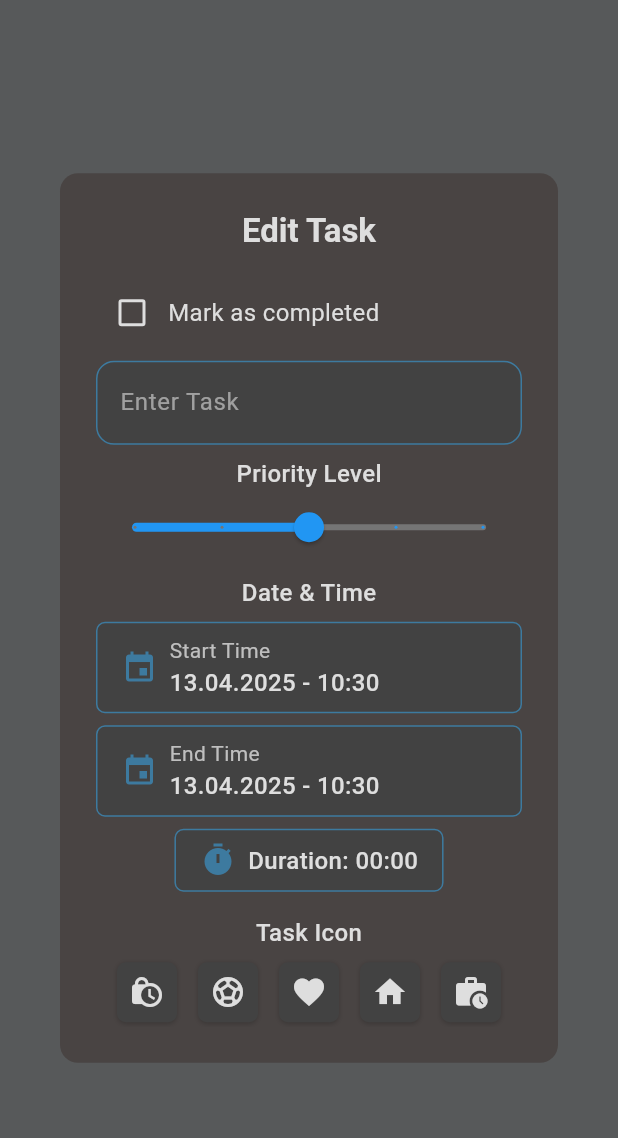
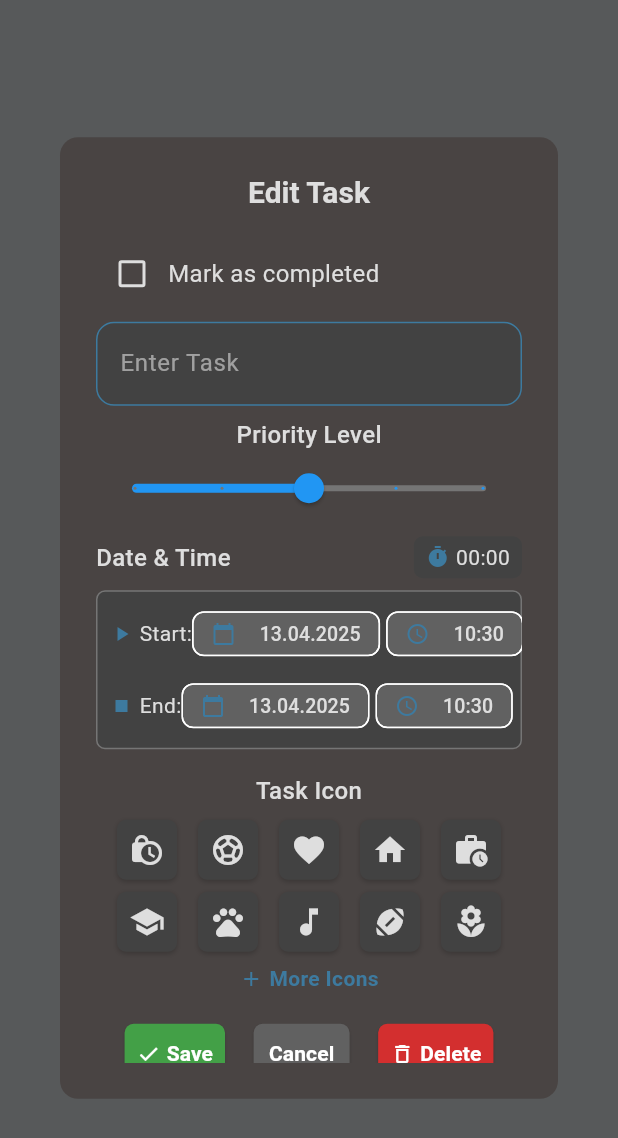
Before and after one commit to jonaah/tooodooo_app, a Flutter app: the CalendarEditDialog widget shown alone on an empty page, opened directly with empty values, on a phone screen of 412 x 824 dp. Shown: the top 1138 px of the screen. Run offline on Flutter 3.47's test engine with Material 3 defaults, Android fonts, the phone set to English and light mode, and no system bars; our stand-ins replace flutter_slidable, shared_preferences, syncfusion_flutter_calendar; accounts and stored records are empty.

Commit message:
"improved the Edit task window"

```diff
--- a/lib/calendar/calendar_edit_dialog.dart
+++ b/lib/calendar/calendar_edit_dialog.dart
@@ -50,12 +50,10 @@ class _CalendarEditDialogState extends State<CalendarEditDialog> {
     _color = widget.appointment.color;
     _isCompleted = widget.appointment.isCompleted;
 
-    // Calculate duration from start and end time
     final duration = _endTime.difference(_startTime);
     _hours = duration.inHours;
     _minutes = duration.inMinutes % 60;
 
-    // Extract priority from color
     for (int i = 1; i <= 5; i++) {
       if (_color.value == AppTheme.getCalendarTaskColor(i).value) {
         _priority = i;
@@ -63,12 +61,10 @@ class _CalendarEditDialogState extends State<CalendarEditDialog> {
       }
     }
 
-    // Extract icon if it exists
     if (widget.appointment.notes != null) {
       _selectedIcon = AppIcons.getIcon(widget.appointment.notes!);
     }
 
-    // Schedule setting the slider value after the widget is built
     WidgetsBinding.instance.addPostFrameCallback((_) {
       _sliderKey.currentState?.setSliderValue(_priority.toDouble());
     });
@@ -103,7 +99,6 @@ class _CalendarEditDialogState extends State<CalendarEditDialog> {
   Future<void> _openDateTimePicker(bool isStartTime) async {
     final DateTime initialDateTime = isStartTime ? _startTime : _endTime;
 
-    // First, select a date
     final DateTime? pickedDate = await showDatePicker(
       context: context,
       initialDate: initialDateTime,
@@ -126,7 +121,6 @@ class _CalendarEditDialogState extends State<CalendarEditDialog> {
     );
 
     if (pickedDate != null) {
-      // Then, select a time
       final TimeOfDay? pickedTime = await showTimePicker(
         context: context,
         initialTime: TimeOfDay.fromDateTime(initialDateTime),
@@ -147,7 +141,6 @@ class _CalendarEditDialogState extends State<CalendarEditDialog> {
       );
 
       if (pickedTime != null) {
-        // Combine date and time
         final DateTime newDateTime = DateTime(
           pickedDate.year,
           pickedDate.month,
@@ -159,19 +152,16 @@ class _CalendarEditDialogState extends State<CalendarEditDialog> {
         setState(() {
           if (isStartTime) {
             _startTime = newDateTime;
-            // Ensure end time is not before start time
             if (_endTime.isBefore(_startTime)) {
               _endTime = _startTime.add(const Duration(minutes: 30));
             }
           } else {
             _endTime = newDateTime;
-            // Ensure start time is not after end time
             if (_startTime.isAfter(_endTime)) {
               _startTime = _endTime.subtract(const Duration(minutes: 30));
             }
           }
 
-          // Update hours and minutes based on the new duration
           final duration = _endTime.difference(_startTime);
           _hours = duration.inHours;
           _minutes = duration.inMinutes % 60;
@@ -192,14 +182,12 @@ class _CalendarEditDialogState extends State<CalendarEditDialog> {
         _hours = result['hours'] ?? 0;
         _minutes = result['minutes'] ?? 0;
 
-        // Update end time based on new duration
         _endTime = _startTime.add(Duration(hours: _hours, minutes: _minutes));
       });
     }
   }
 
   void _saveChanges() {
-    // Get the current priority value from the slider
     final double priorityValue = _sliderKey.currentState?.getSliderValue() ?? _priority.toDouble();
     final int newPriority = priorityValue.round();
 
@@ -217,6 +205,14 @@ class _CalendarEditDialogState extends State<CalendarEditDialog> {
 
   String formattedDateTime(DateTime dateTime) {
     return DateFormat('dd.MM.yyyy - HH:mm').format(dateTime);
+  }
+
+  String formattedDate(DateTime dateTime) {
+    return DateFormat('dd.MM.yyyy').format(dateTime);
+  }
+
+  String formattedTime(DateTime dateTime) {
+    return DateFormat('HH:mm').format(dateTime);
   }
 
   String formattedDuration() {
@@ -238,7 +234,7 @@ class _CalendarEditDialogState extends State<CalendarEditDialog> {
         style: TextStyle(
           fontWeight: FontWeight.bold,
           color: AppTheme.textColor,
-          fontSize: 22,
+          fontSize: AppTheme.dialogTitle.fontSize,
         ),
       ),
       shape: RoundedRectangleBorder(
@@ -246,13 +242,12 @@ class _CalendarEditDialogState extends State<CalendarEditDialog> {
       ),
       content: SizedBox(
         width: 300,
-        height: 500,
+        height: 550, // Increased height for the dialog
         child: SingleChildScrollView(
           child: Column(
             mainAxisSize: MainAxisSize.min,
             mainAxisAlignment: MainAxisAlignment.start,
             children: [
-              // Task completed checkbox
               Row(
                 children: [
                   Checkbox(
@@ -274,8 +269,6 @@ class _CalendarEditDialogState extends State<CalendarEditDialog> {
                   ),
                 ],
               ),
-
-              // Task input field
               Padding(
                 padding: EdgeInsets.only(top: AppTheme.smallPadding),
                 child: TextField(
@@ -301,8 +294,6 @@ class _CalendarEditDialogState extends State<CalendarEditDialog> {
                   ),
                 ),
               ),
-
-              // Priority section
               Padding(
                 padding: EdgeInsets.only(top: AppTheme.smallPadding),
                 child: Text(
@@ -315,10 +306,11 @@ class _CalendarEditDialogState extends State<CalendarEditDialog> {
                 ),
               ),
               SliderElement(key: _sliderKey),
-
-              // Date & Time section
               Padding(
                 padding: EdgeInsets.only(top: AppTheme.smallPadding),
+                child: Row(
+                  children: [
+                    Expanded(
                       child: Text(
                         "Date & Time",
                         style: TextStyle(
@@ -328,120 +320,23 @@ class _CalendarEditDialogState extends State<CalendarEditDialog> {
                         ),
                       ),
                     ),
-
-              // Start time selector
-              Container(
-                margin: EdgeInsets.only(top: AppTheme.smallPadding),
-                child: InkWell(
-                  onTap: () => _openDateTimePicker(true),
+                    InkWell(
+                      onTap: _openDurationPicker,
                       child: Container(
-                    padding: EdgeInsets.symmetric(horizontal: AppTheme.defaultPadding, vertical: AppTheme.smallPadding),
+                        padding: EdgeInsets.symmetric(horizontal: AppTheme.smallPadding, vertical: AppTheme.smallPadding / 2),
                         decoration: BoxDecoration(
                           color: Colors.grey[800],
                           borderRadius: BorderRadius.circular(AppTheme.borderRadius / 2),
-                      border: Border.all(color: AppTheme.accentColor),
-                    ),
-                    child: Row(
-                      mainAxisSize: MainAxisSize.max,
-                      children: [
-                        Icon(Icons.event, size: AppTheme.iconSize, color: AppTheme.accentColor),
-                        SizedBox(width: AppTheme.smallPadding),
-                        Expanded(
-                          child: Column(
-                            crossAxisAlignment: CrossAxisAlignment.start,
-                            children: [
-                              Text(
-                                "Start Time",
-                                style: TextStyle(
-                                  fontSize: 14,
-                                  color: AppTheme.textColor.withOpacity(0.8),
-                                ),
-                              ),
-                              Text(
-                                formattedDateTime(_startTime),
-                                style: TextStyle(
-                                  fontSize: 16,
-                                  fontWeight: FontWeight.w500,
-                                  color: AppTheme.textColor,
-                                ),
-                              ),
-                            ],
-                          ),
-                        ),
-                      ],
-                    ),
-                  ),
-                ),
-              ),
-
-              // End time selector
-              Container(
-                margin: EdgeInsets.only(top: AppTheme.smallPadding),
-                child: InkWell(
-                  onTap: () => _openDateTimePicker(false),
-                  child: Container(
-                    padding: EdgeInsets.symmetric(horizontal: AppTheme.defaultPadding, vertical: AppTheme.smallPadding),
-                    decoration: BoxDecoration(
-                      color: Colors.grey[800],
-                      borderRadius: BorderRadius.circular(AppTheme.borderRadius / 2),
-                      border: Border.all(color: AppTheme.accentColor),
-                    ),
-                    child: Row(
-                      mainAxisSize: MainAxisSize.max,
-                      children: [
-                        Icon(Icons.event, size: AppTheme.iconSize, color: AppTheme.accentColor),
-                        SizedBox(width: AppTheme.smallPadding),
-                        Expanded(
-                          child: Column(
-                            crossAxisAlignment: CrossAxisAlignment.start,
-                            children: [
-                              Text(
-                                "End Time",
-                                style: TextStyle(
-                                  fontSize: 14,
-                                  color: AppTheme.textColor.withOpacity(0.8),
-                                ),
-                              ),
-                              Text(
-                                formattedDateTime(_endTime),
-                                style: TextStyle(
-                                  fontSize: 16,
-                                  fontWeight: FontWeight.w500,
-                                  color: AppTheme.textColor,
-                                ),
-                              ),
-                            ],
-                          ),
-                        ),
-                      ],
-                    ),
-                  ),
-                ),
-              ),
-
-              // Duration picker
-              Container(
-                margin: EdgeInsets.only(top: AppTheme.smallPadding),
-                child: InkWell(
-                  onTap: _openDurationPicker,
-                  child: Container(
-                    padding: EdgeInsets.symmetric(horizontal: AppTheme.defaultPadding, vertical: AppTheme.smallPadding),
-                    decoration: BoxDecoration(
-                      color: Colors.grey[800],
-                      borderRadius: BorderRadius.circular(AppTheme.borderRadius / 2),
-                      border: Border.all(color: AppTheme.accentColor),
                         ),
                         child: Row(
                           mainAxisSize: MainAxisSize.min,
-                      mainAxisAlignment: MainAxisAlignment.center,
                           children: [
-                        Icon(Icons.timer, size: AppTheme.iconSize, color: AppTheme.accentColor),
-                        SizedBox(width: AppTheme.smallPadding),
+                            Icon(Icons.timer, size: AppTheme.smallIconSize, color: AppTheme.accentColor),
+                            SizedBox(width: 4),
                             Text(
-                          "Duration: ${formattedDuration()}",
+                              formattedDuration(),
                               style: TextStyle(
-                            fontSize: 16,
-                            fontWeight: FontWeight.w500,
+                                fontSize: 14,
                                 color: AppTheme.textColor,
                               ),
                             ),
@@ -449,9 +344,93 @@ class _CalendarEditDialogState extends State<CalendarEditDialog> {
                         ),
                       ),
                     ),
+                  ],
                 ),
-
-              // Task icon section
+              ),
+              Container(
+                margin: EdgeInsets.only(top: AppTheme.smallPadding),
+                padding: EdgeInsets.all(AppTheme.smallPadding),
+                decoration: BoxDecoration(
+                  color: Colors.grey[800],
+                  borderRadius: BorderRadius.circular(AppTheme.borderRadius / 2),
+                  border: Border.all(color: Colors.grey[600]!),
+                ),
+                child: Column(
+                  children: [
+                    Row(
+                      children: [
+                        Icon(Icons.play_arrow, size: AppTheme.smallIconSize, color: AppTheme.accentColor),
+                        SizedBox(width: 4),
+                        Text("Start:", style: TextStyle(color: AppTheme.textColor, fontSize: 14)),
+                        Spacer(),
+                        InkWell(
+                          onTap: () => _openDateTimePicker(true),
+                          child: Chip(
+                            backgroundColor: Colors.grey[700],
+                            label: Text(
+                              formattedDate(_startTime),
+                              style: TextStyle(fontSize: 13, color: AppTheme.textColor),
+                            ),
+                            avatar: Icon(Icons.calendar_today, size: AppTheme.smallIconSize, color: AppTheme.accentColor),
+                            padding: EdgeInsets.symmetric(horizontal: 4, vertical: 0),
+                            visualDensity: VisualDensity.compact,
+                          ),
+                        ),
+                        SizedBox(width: 4),
+                        InkWell(
+                          onTap: () => _openDateTimePicker(true),
+                          child: Chip(
+                            backgroundColor: Colors.grey[700],
+                            label: Text(
+                              formattedTime(_startTime),
+                              style: TextStyle(fontSize: 13, color: AppTheme.textColor),
+                            ),
+                            avatar: Icon(Icons.access_time, size: AppTheme.smallIconSize, color: AppTheme.accentColor),
+                            padding: EdgeInsets.symmetric(horizontal: 4, vertical: 0),
+                            visualDensity: VisualDensity.compact,
+                          ),
+                        ),
+                      ],
+                    ),
+                    SizedBox(height: AppTheme.smallPadding),
+                    Row(
+                      children: [
+                        Icon(Icons.stop, size: AppTheme.smallIconSize, color: AppTheme.accentColor),
+                        SizedBox(width: 4),
+                        Text("End:", style: TextStyle(color: AppTheme.textColor, fontSize: 14)),
+                        Spacer(),
+                        InkWell(
+                          onTap: () => _openDateTimePicker(false),
+                          child: Chip(
+                            backgroundColor: Colors.grey[700],
+                            label: Text(
+                              formattedDate(_endTime),
+                              style: TextStyle(fontSize: 13, color: AppTheme.textColor),
+                            ),
+                            avatar: Icon(Icons.calendar_today, size: AppTheme.smallIconSize, color: AppTheme.accentColor),
+                            padding: EdgeInsets.symmetric(horizontal: 4, vertical: 0),
+                            visualDensity: VisualDensity.compact,
+                          ),
+                        ),
+                        SizedBox(width: 4),
+                        InkWell(
+                          onTap: () => _openDateTimePicker(false),
+                          child: Chip(
+                            backgroundColor: Colors.grey[700],
+                            label: Text(
+                              formattedTime(_endTime),
+                              style: TextStyle(fontSize: 13, color: AppTheme.textColor),
+                            ),
+                            avatar: Icon(Icons.access_time, size: AppTheme.smallIconSize, color: AppTheme.accentColor),
+                            padding: EdgeInsets.symmetric(horizontal: 4, vertical: 0),
+                            visualDensity: VisualDensity.compact,
+                          ),
+                        ),
+                      ],
+                    ),
+                  ],
+                ),
+              ),
               Padding(
                 padding: EdgeInsets.only(top: AppTheme.defaultPadding, bottom: AppTheme.smallPadding / 2),
                 child: Text(
@@ -463,8 +442,6 @@ class _CalendarEditDialogState extends State<CalendarEditDialog> {
                   ),
                 ),
               ),
-
-              // First row of icons
               Container(
                 margin: EdgeInsets.only(top: AppTheme.smallPadding / 2),
                 child: Row(
@@ -496,8 +473,6 @@ class _CalendarEditDialogState extends State<CalendarEditDialog> {
                   }).toList(),
                 ),
               ),
-
-              // Second row of icons (if needed)
               if (hasSecondRow)
                 Container(
                   margin: EdgeInsets.only(top: AppTheme.smallPadding),
@@ -530,60 +505,97 @@ class _CalendarEditDialogState extends State<CalendarEditDialog> {
                     }).toList(),
                   ),
                 ),
-
-              // More icons button
-              Padding(
-                padding: EdgeInsets.only(top: AppTheme.smallPadding, bottom: AppTheme.smallPadding / 2),
-                child: TextButton(
-                  onPressed: _openEmojiPicker,
-                  style: TextButton.styleFrom(
-                    foregroundColor: AppTheme.accentColor,
-                    backgroundColor: Colors.grey[800],
-                    padding: EdgeInsets.symmetric(horizontal: AppTheme.defaultPadding, vertical: AppTheme.smallPadding),
-                    shape: RoundedRectangleBorder(
-                      borderRadius: BorderRadius.circular(AppTheme.borderRadius / 2),
-                    ),
-                  ),
-                  child: Text(
+              InkWell(
+                onTap: _openEmojiPicker,
+                child: Padding(
+                  padding: EdgeInsets.only(top: AppTheme.smallPadding),
+                  child: Row(
+                    mainAxisAlignment: MainAxisAlignment.center,
+                    children: [
+                      Icon(Icons.add, size: AppTheme.smallIconSize, color: AppTheme.accentColor),
+                      SizedBox(width: 4),
+                      Text(
                         "More Icons",
                         style: TextStyle(
                           fontWeight: FontWeight.bold,
+                          color: AppTheme.accentColor,
+                          fontSize: 14,
+                        ),
+                      ),
+                    ],
                   ),
                 ),
               ),
-              ),
-
-              // Buttons row
               Container(
                 margin: EdgeInsets.only(top: AppTheme.defaultPadding),
                 child: Row(
                   mainAxisAlignment: MainAxisAlignment.spaceEvenly,
                   children: [
-                    MyButton(text: "Save", onPressed: _saveChanges),
-                    MyButton(text: "Cancel", onPressed: widget.onCancel),
+                    // Green Save button
+                    ElevatedButton(
+                      onPressed: _saveChanges,
+                      style: ElevatedButton.styleFrom(
+                        backgroundColor: Colors.green[600],
+                        foregroundColor: Colors.white,
+                        padding: EdgeInsets.symmetric(
+                          horizontal: AppTheme.defaultPadding / 2,
+                          vertical: AppTheme.smallPadding
+                        ),
+                        shape: RoundedRectangleBorder(
+                          borderRadius: BorderRadius.circular(AppTheme.borderRadius / 2),
+                        ),
+                      ),
+                      child: Row(
+                        mainAxisSize: MainAxisSize.min,
+                        children: [
+                          Icon(Icons.check, size: AppTheme.smallIconSize, color: Colors.white),
+                          SizedBox(width: 4),
+                          Text("Save", style: TextStyle(fontWeight: FontWeight.bold)),
                         ],
                       ),
                     ),
 
-              // Delete button
-              Container(
-                margin: EdgeInsets.only(top: AppTheme.smallPadding),
-                child: TextButton(
-                  onPressed: widget.onDelete,
-                  style: TextButton.styleFrom(
+                    // Cancel button
+                    ElevatedButton(
+                      onPressed: widget.onCancel,
+                      style: ElevatedButton.styleFrom(
+                        backgroundColor: Colors.grey[700],
                         foregroundColor: Colors.white,
-                    backgroundColor: Colors.red[700],
-                    padding: EdgeInsets.symmetric(horizontal: AppTheme.defaultPadding, vertical: AppTheme.smallPadding),
+                        padding: EdgeInsets.symmetric(
+                          horizontal: AppTheme.defaultPadding / 2,
+                          vertical: AppTheme.smallPadding
+                        ),
                         shape: RoundedRectangleBorder(
                           borderRadius: BorderRadius.circular(AppTheme.borderRadius / 2),
                         ),
                       ),
-                  child: Text(
-                    "Delete Task",
-                    style: TextStyle(
-                      fontWeight: FontWeight.bold,
+                      child: Text("Cancel", style: TextStyle(fontWeight: FontWeight.bold)),
+                    ),
+
+                    // Delete button
+                    ElevatedButton(
+                      onPressed: widget.onDelete,
+                      style: ElevatedButton.styleFrom(
+                        backgroundColor: Colors.red[700],
+                        foregroundColor: Colors.white,
+                        padding: EdgeInsets.symmetric(
+                          horizontal: AppTheme.defaultPadding / 2,
+                          vertical: AppTheme.smallPadding
+                        ),
+                        shape: RoundedRectangleBorder(
+                          borderRadius: BorderRadius.circular(AppTheme.borderRadius / 2),
                         ),
                       ),
+                      child: Row(
+                        mainAxisSize: MainAxisSize.min,
+                        children: [
+                          Icon(Icons.delete_outline, size: AppTheme.smallIconSize, color: Colors.white),
+                          SizedBox(width: 4),
+                          Text("Delete", style: TextStyle(fontWeight: FontWeight.bold)),
+                        ],
+                      ),
+                    ),
+                  ],
                 ),
               ),
             ],
--- a/lib/util/todo_tile.dart
+++ b/lib/util/todo_tile.dart
@@ -73,7 +73,7 @@ class ToDoTile extends StatelessWidget {
           children: [
             SlidableAction(
               onPressed: deleteFunction,
-              icon: Icons.delete,
+              icon: Icons.delete_outline,
               foregroundColor: Colors.white,
               backgroundColor: Colors.red.shade300,
               borderRadius: BorderRadius.circular(AppTheme.borderRadius),
```
Lines whose indentation alone changed are shown as unchanged.
